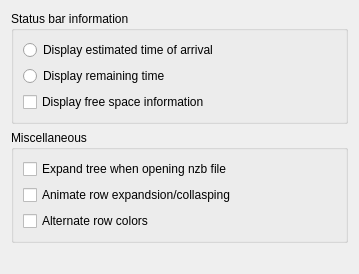
Above: src/preferences/preferencesdisplay.ui from KDE/kwooty before the change. Below: the same form after it.
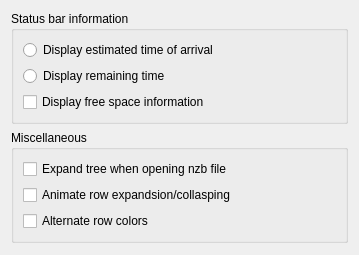
That is the form after the change.

```diff
--- a/src/preferences/preferencesdisplay.ui
+++ b/src/preferences/preferencesdisplay.ui
@@ -7,7 +7,7 @@
     <x>0</x>
     <y>0</y>
     <width>359</width>
-    <height>274</height>
+    <height>255</height>
    </rect>
   </property>
   <property name="toolTip">
```
